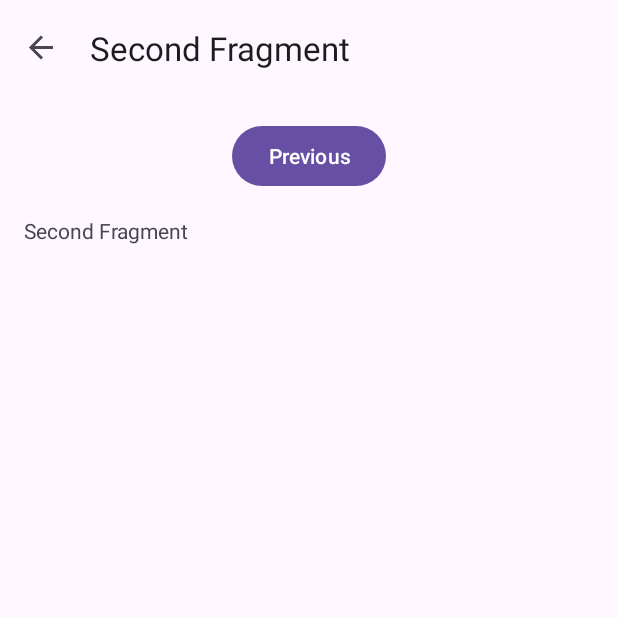
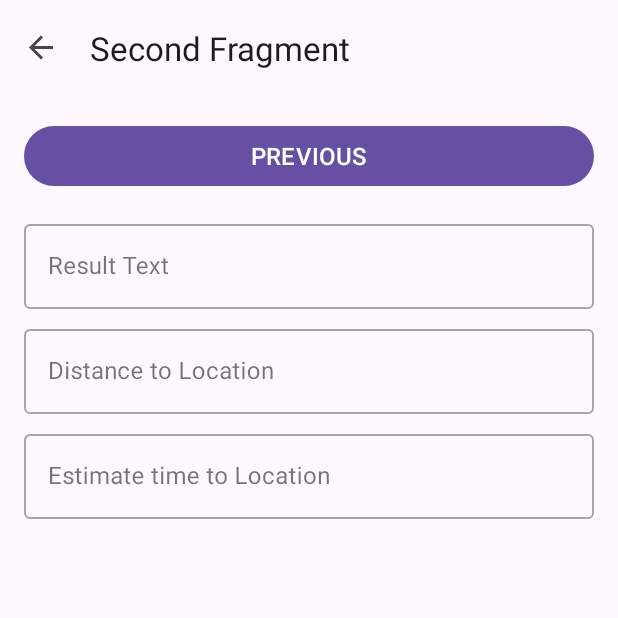
Before and after one commit to RezaKoerniawan/Ocr-Application, an Android app: the SecondFragment screen opened through its navigation route, on a phone screen of 412 x 824 dp, the top half of it. Run offline under Robolectric (Android 15) with nearby library versions, the phone set to English and light mode, and no system bars; our stand-ins replace navigation-ui.

Commit message:
add : UI Layout screen one and screen two

```diff
--- a/app/src/main/java/com/reza/ocrapplication/FirstFragment.kt
+++ b/app/src/main/java/com/reza/ocrapplication/FirstFragment.kt
@@ -8,9 +8,6 @@ import android.view.ViewGroup
 import androidx.navigation.fragment.findNavController
 import com.reza.ocrapplication.databinding.FragmentFirstBinding
 
-/**
- * A simple [Fragment] subclass as the default destination in the navigation.
- */
 class FirstFragment : Fragment() {
 
     private var _binding: FragmentFirstBinding? = null
--- a/app/src/main/java/com/reza/ocrapplication/SecondFragment.kt
+++ b/app/src/main/java/com/reza/ocrapplication/SecondFragment.kt
@@ -8,9 +8,6 @@ import android.view.ViewGroup
 import androidx.navigation.fragment.findNavController
 import com.reza.ocrapplication.databinding.FragmentSecondBinding
 
-/**
- * A simple [Fragment] subclass as the second destination in the navigation.
- */
 class SecondFragment : Fragment() {
 
     private var _binding: FragmentSecondBinding? = null
--- a/app/src/main/res/layout/fragment_second.xml
+++ b/app/src/main/res/layout/fragment_second.xml
@@ -13,22 +13,71 @@
 
         <Button
             android:id="@+id/button_second"
-            android:layout_width="wrap_content"
+            android:layout_width="match_parent"
             android:layout_height="wrap_content"
             android:text="@string/previous"
-            app:layout_constraintBottom_toTopOf="@id/textview_second"
+            android:textAllCaps="true"
+            android:textSize="16sp"
             app:layout_constraintEnd_toEndOf="parent"
             app:layout_constraintStart_toStartOf="parent"
             app:layout_constraintTop_toTopOf="parent" />
 
-        <TextView
-            android:id="@+id/textview_second"
-            android:layout_width="wrap_content"
+        <com.google.android.material.textfield.TextInputLayout
+            android:id="@+id/text_input_result_ocr"
+            style="@style/Widget.MaterialComponents.TextInputLayout.OutlinedBox"
+            android:layout_width="match_parent"
             android:layout_height="wrap_content"
             android:layout_marginTop="16dp"
-            android:text="@string/second_fragment_label"
-            app:layout_constraintBottom_toBottomOf="parent"
+            android:hint="@string/result_hint"
             app:layout_constraintStart_toStartOf="parent"
-            app:layout_constraintTop_toBottomOf="@id/button_second" />
+            app:layout_constraintTop_toBottomOf="@id/button_second">
+
+            <com.google.android.material.textfield.TextInputEditText
+                android:id="@+id/textview_result_ocr"
+                android:layout_width="match_parent"
+                android:layout_height="wrap_content"
+                android:textColor="@color/black"
+                android:textSize="16sp"
+                tools:text="@string/lorem_ipsum" />
+        </com.google.android.material.textfield.TextInputLayout>
+
+        <com.google.android.material.textfield.TextInputLayout
+            android:id="@+id/text_input_distance_location"
+            style="@style/Widget.MaterialComponents.TextInputLayout.OutlinedBox"
+            android:layout_width="match_parent"
+            android:layout_height="wrap_content"
+            android:layout_marginTop="8dp"
+            android:hint="@string/distance_hint"
+            app:layout_constraintStart_toStartOf="parent"
+            app:layout_constraintTop_toBottomOf="@id/text_input_result_ocr">
+
+            <com.google.android.material.textfield.TextInputEditText
+                android:id="@+id/textview_distance_location"
+                android:layout_width="match_parent"
+                android:layout_height="wrap_content"
+                android:textColor="@color/black"
+                android:textSize="16sp"
+                tools:text="@string/second_fragment_label" />
+        </com.google.android.material.textfield.TextInputLayout>
+
+        <com.google.android.material.textfield.TextInputLayout
+            android:id="@+id/text_input_estimate_time"
+            style="@style/Widget.MaterialComponents.TextInputLayout.OutlinedBox"
+            android:layout_width="match_parent"
+            android:layout_height="wrap_content"
+            android:layout_marginTop="8dp"
+            android:hint="@string/estimate_hint"
+            app:layout_constraintStart_toStartOf="parent"
+            app:layout_constraintTop_toBottomOf="@id/text_input_distance_location">
+
+            <com.google.android.material.textfield.TextInputEditText
+                android:id="@+id/textview_estimate_time"
+                android:layout_width="match_parent"
+                android:layout_height="wrap_content"
+                android:textColor="@color/black"
+                android:textSize="16sp"
+                tools:text="@string/second_fragment_label" />
+        </com.google.android.material.textfield.TextInputLayout>
+
     </androidx.constraintlayout.widget.ConstraintLayout>
 </androidx.core.widget.NestedScrollView>
```
Also changed, not shown: app/src/main/res/layout/fragment_first.xml (+7 -2 lines), app/src/main/res/values/strings.xml (+4 -23 lines), 1 other file.
